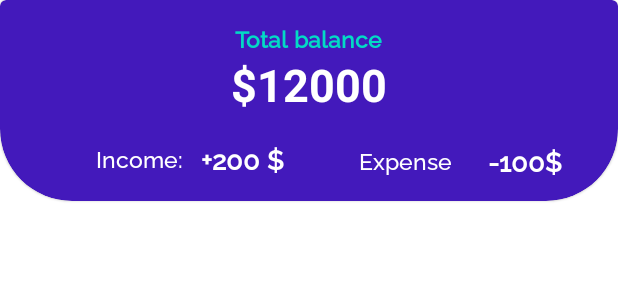
After one commit to behzod1996/e-wallet, an Android app: the layout wallet_total_layout.xml on its own in the app's theme, with its tools: preview values and no code run, on a phone screen of 412 x 824 dp. The commit adds this screen. Shown: the top 300 px of the screen. Run offline under Robolectric (Android 15) with nearby library versions, the phone set to English and light mode, and no system bars.

Commit message:
Add dashboard screen

```diff
--- a/app/src/main/res/layout/activity_splash.xml
+++ /dev/null
@@ -1,6 +0,0 @@
-<?xml version="1.0" encoding="utf-8"?>
-<androidx.constraintlayout.widget.ConstraintLayout xmlns:android="http://schemas.android.com/apk/res/android"
-    android:layout_width="match_parent"
-    android:layout_height="match_parent">
-
-</androidx.constraintlayout.widget.ConstraintLayout>
--- /dev/null
+++ b/app/src/main/res/layout/wallet_total_layout.xml
@@ -0,0 +1,104 @@
+<?xml version="1.0" encoding="utf-8"?>
+<com.google.android.material.card.MaterialCardView xmlns:android="http://schemas.android.com/apk/res/android"
+    xmlns:app="http://schemas.android.com/apk/res-auto"
+    android:layout_width="match_parent"
+    android:layout_height="wrap_content"
+    style="@style/TotalCardViewStyle"
+    android:backgroundTint="@color/daisy_bush"
+    >
+
+    <androidx.constraintlayout.widget.ConstraintLayout
+        android:layout_width="match_parent"
+        android:layout_height="match_parent">
+
+        <TextView
+            android:id="@+id/tv_total"
+            android:layout_width="wrap_content"
+            android:layout_height="wrap_content"
+            app:layout_constraintStart_toStartOf="parent"
+            app:layout_constraintEnd_toEndOf="parent"
+            app:layout_constraintTop_toTopOf="parent"
+            android:text="@string/text_total_balance"
+            android:textSize="15sp"
+            android:textStyle="bold"
+            android:fontFamily="@font/raleway_medium"
+            android:textColor="@color/teal_200"
+            />
+
+        <TextView
+            android:id="@+id/tv_total_value"
+            android:layout_width="wrap_content"
+            android:layout_height="wrap_content"
+            app:layout_constraintTop_toBottomOf="@id/tv_total"
+            app:layout_constraintStart_toStartOf="parent"
+            app:layout_constraintEnd_toEndOf="parent"
+            android:text="@string/text_total_value"
+            android:textSize="30sp"
+            android:textStyle="bold"
+            android:textColor="@color/white"
+            />
+
+        <TextView
+            android:id="@+id/tv_income"
+            android:layout_width="wrap_content"
+            android:layout_height="wrap_content"
+            app:layout_constraintStart_toStartOf="parent"
+            app:layout_constraintTop_toBottomOf="@id/tv_total_value"
+            android:text="@string/text_income"
+            app:layout_constraintBottom_toBottomOf="parent"
+            android:textColor="@color/white"
+            android:paddingBottom="@dimen/dimen_2dp"
+            android:fontFamily="@font/raleway_medium"
+            android:layout_marginStart="@dimen/dimen_50dp"
+            android:textSize="15sp"
+            android:layout_marginTop="@dimen/dimen_15dp"
+            />
+
+        <TextView
+            android:id="@+id/tv_income_value"
+            android:layout_width="wrap_content"
+            android:layout_height="wrap_content"
+            android:layout_marginStart="@dimen/dimen_12dp"
+            android:layout_marginTop="@dimen/dimen_15dp"
+            android:fontFamily="@font/raleway_medium"
+            android:text="@string/text_income_value"
+            android:textColor="@color/white"
+            android:textSize="18sp"
+            android:textStyle="bold"
+            app:layout_constraintBottom_toBottomOf="@id/tv_income"
+            app:layout_constraintStart_toEndOf="@id/tv_income"
+            app:layout_constraintTop_toBottomOf="@id/tv_total_value"
+            app:layout_constraintVertical_bias="1.0" />
+
+        <TextView
+            android:id="@+id/tv_expense"
+            android:layout_width="wrap_content"
+            android:layout_height="wrap_content"
+            app:layout_constraintTop_toBottomOf="@id/tv_total_value"
+            app:layout_constraintStart_toEndOf="@id/tv_income_value"
+            app:layout_constraintBottom_toBottomOf="parent"
+            android:text="@string/text_expense"
+            android:textColor="@color/white"
+            android:textSize="15sp"
+            android:fontFamily="@font/raleway_medium"
+            android:layout_marginTop="@dimen/dimen_15dp"
+            android:layout_marginStart="@dimen/dimen_50dp"
+            />
+
+        <TextView
+            android:id="@+id/tv_expense_value"
+            android:layout_width="wrap_content"
+            android:layout_height="wrap_content"
+            app:layout_constraintStart_toEndOf="@id/tv_expense"
+            app:layout_constraintTop_toTopOf="@id/tv_expense"
+            app:layout_constraintEnd_toEndOf="parent"
+            app:layout_constraintBottom_toBottomOf="@id/tv_expense"
+            android:text="@string/text_expense_value"
+            android:textColor="@color/white"
+            android:fontFamily="@font/raleway_medium"
+            android:textSize="18sp"
+            android:textStyle="bold"
+            />
+    </androidx.constraintlayout.widget.ConstraintLayout>
+
+</com.google.android.material.card.MaterialCardView>
```
Also changed, not shown: app/src/main/res/layout/fragment_home.xml (+82 -1 lines).
